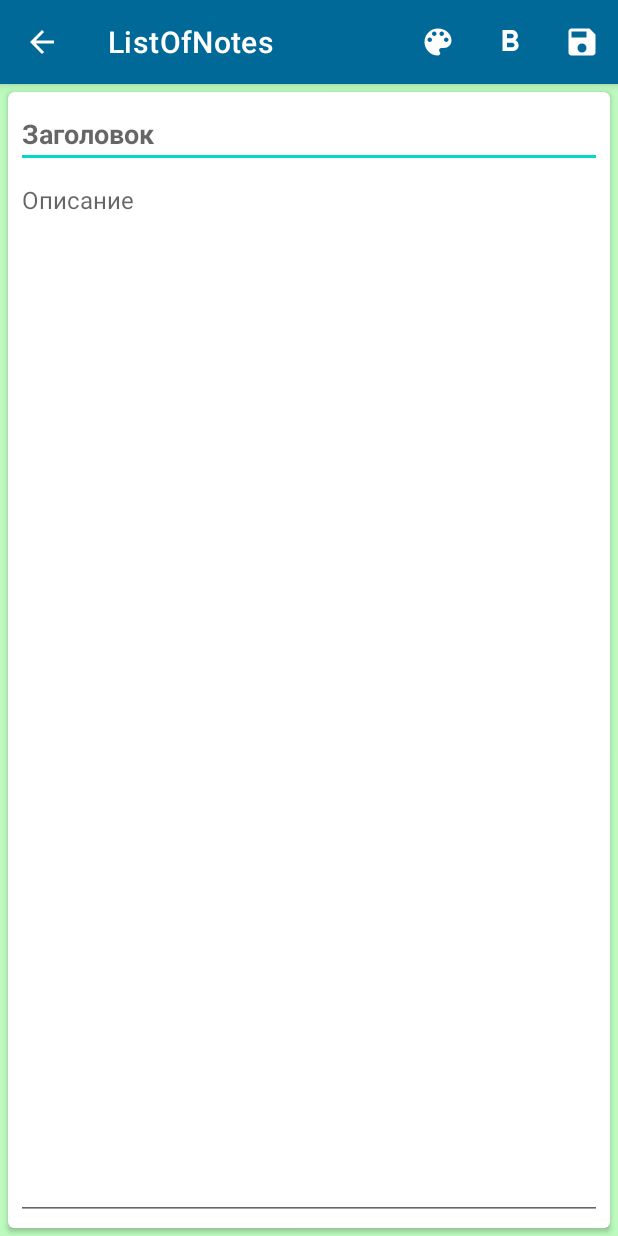
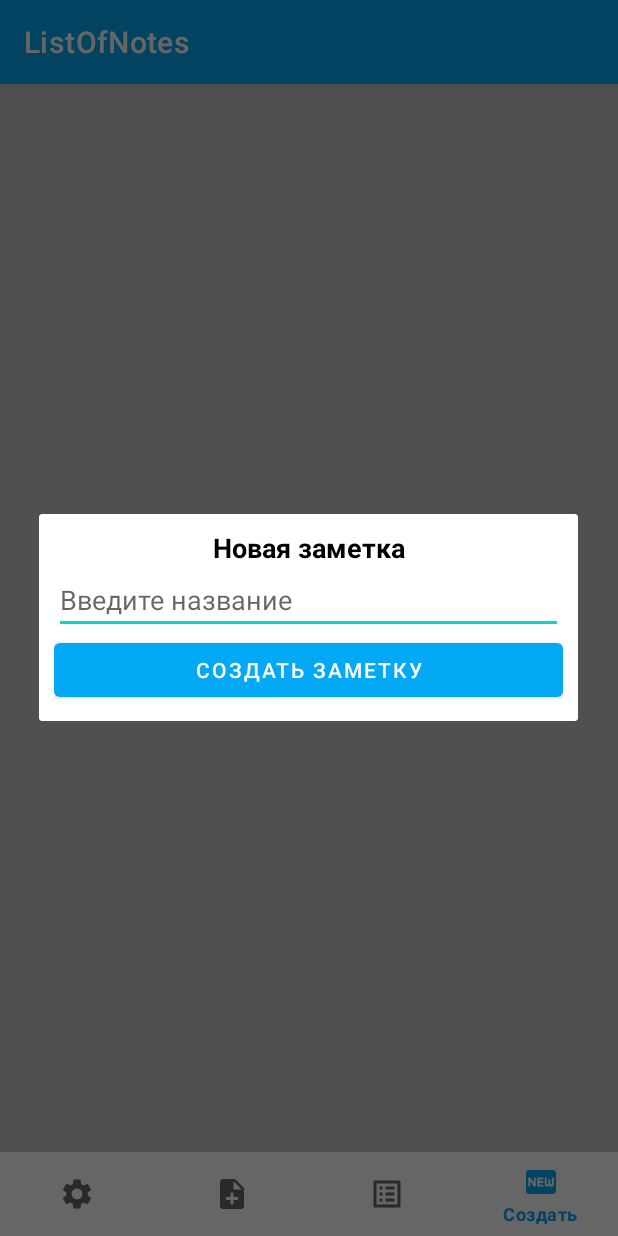
Before and after one commit to DmitrySlv/ListOfNotes, an Android app: the screen it shows after launch (NewNoteActivity before the commit, MainActivity after it), item 4 of the bottom bar chosen, on a phone screen of 412 x 824 dp. Run offline under Robolectric (Android 15) with nearby library versions, the phone set to English and light mode, and no system bars.

Commit message:
Создание NewListDialog.kt. Создание диалога, который открывается при нажатии на кнопку new. Создание new_list_dialog.xml и NewListDialog.kt в котором создается диалог и интерфейс для передачи заметки на MainActivity.kt.

```diff
--- a/app/src/main/java/com/ds_create/listofnotes/activities/MainActivity.kt
+++ b/app/src/main/java/com/ds_create/listofnotes/activities/MainActivity.kt
@@ -7,8 +7,9 @@ import com.ds_create.listofnotes.R
 import com.ds_create.listofnotes.databinding.ActivityMainBinding
 import com.ds_create.listofnotes.fragments.FragmentManager
 import com.ds_create.listofnotes.fragments.NoteFragment
+import com.ds_create.listofnotes.utils.dialogs.NewListDialog
 
-class MainActivity : AppCompatActivity() {
+class MainActivity : AppCompatActivity(), NewListDialog.Listener {
 
     private val binding by lazy { ActivityMainBinding.inflate(layoutInflater) }
 
@@ -31,10 +32,15 @@ class MainActivity : AppCompatActivity() {
                     Log.d("MyLog", "List of notes")
                 }
                 R.id.new_item -> {
-                    FragmentManager.currentFrag?.onClickNew()
+                    //FragmentManager.currentFrag?.onClickNew()
+                    NewListDialog.showDialog(this, this)
                 }
             }
             true
         }
     }
+
+    override fun onClick(name: String) {
+        Log.d("MyLog", "Name: $name")
+    }
 }
--- /dev/null
+++ b/app/src/main/java/com/ds_create/listofnotes/utils/dialogs/NewListDialog.kt
@@ -0,0 +1,32 @@
+package com.ds_create.listofnotes.utils.dialogs
+
+import android.app.AlertDialog
+import android.content.Context
+import android.view.LayoutInflater
+import com.ds_create.listofnotes.databinding.NewListDialogBinding
+
+object NewListDialog {
+
+    fun showDialog(context: Context, listener: Listener) {
+        var dialog: AlertDialog? = null
+        val builder = AlertDialog.Builder(context)
+        val binding = NewListDialogBinding.inflate(LayoutInflater.from(context))
+        builder.setView(binding.root)
+        binding.apply {
+            btnCreate.setOnClickListener {
+                val listName = edNewListName.text.toString()
+                if (listName.isNotEmpty()) {
+                    listener.onClick(listName)
+                }
+                dialog?.dismiss()
+            }
+        }
+        dialog = builder.create()
+        dialog.window?.setBackgroundDrawable(null)
+        dialog.show()
+    }
+
+    interface Listener {
+        fun onClick(name: String)
+    }
+}
--- /dev/null
+++ b/app/src/main/res/layout/new_list_dialog.xml
@@ -0,0 +1,46 @@
+<?xml version="1.0" encoding="utf-8"?>
+<androidx.constraintlayout.widget.ConstraintLayout xmlns:android="http://schemas.android.com/apk/res/android"
+    xmlns:app="http://schemas.android.com/apk/res-auto"
+    android:layout_width="match_parent"
+    android:layout_height="wrap_content">
+
+    <androidx.cardview.widget.CardView
+        android:layout_width="0dp"
+        android:layout_height="wrap_content"
+        app:layout_constraintBottom_toBottomOf="parent"
+        app:layout_constraintEnd_toEndOf="parent"
+        app:layout_constraintStart_toStartOf="parent"
+        app:layout_constraintTop_toTopOf="parent">
+
+        <LinearLayout
+            android:layout_width="match_parent"
+            android:layout_height="wrap_content"
+            android:orientation="vertical"
+            android:padding="10dp">
+
+            <TextView
+                android:id="@+id/textView"
+                android:layout_width="match_parent"
+                android:layout_height="wrap_content"
+                android:gravity="center"
+                android:text="@string/new_list"
+                android:textColor="@color/black"
+                android:textSize="18sp"
+                android:textStyle="bold" />
+
+            <EditText
+                android:id="@+id/edNewListName"
+                android:layout_width="match_parent"
+                android:layout_height="wrap_content"
+                android:ems="10"
+                android:hint="@string/list_hint"
+                android:inputType="textPersonName" />
+
+            <Button
+                android:id="@+id/btnCreate"
+                android:layout_width="match_parent"
+                android:layout_height="wrap_content"
+                android:text="@string/btn_create" />
+        </LinearLayout>
+    </androidx.cardview.widget.CardView>
+</androidx.constraintlayout.widget.ConstraintLayout>
--- a/app/src/main/res/values/strings.xml
+++ b/app/src/main/res/values/strings.xml
@@ -13,5 +13,9 @@
     <string name="save">Сохранить</string>
     <string name="bold">Выделить жирным</string>
     <string name="color">Цвет</string>
+    <!--new_list_dialog -->
+    <string name="new_list">Новая заметка</string>
+    <string name="list_hint">Введите название</string>
+    <string name="btn_create">Создать заметку</string>
 
 </resources>
```
